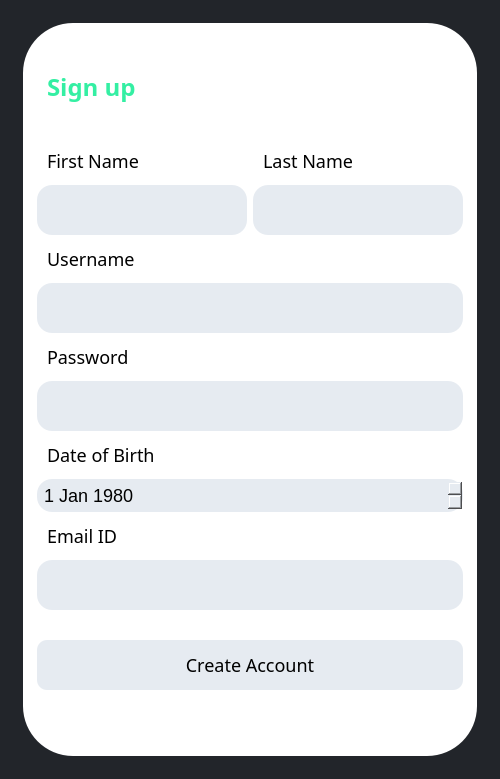
Qt form K/signup.ui (burr1to/kaizen) before a commit.
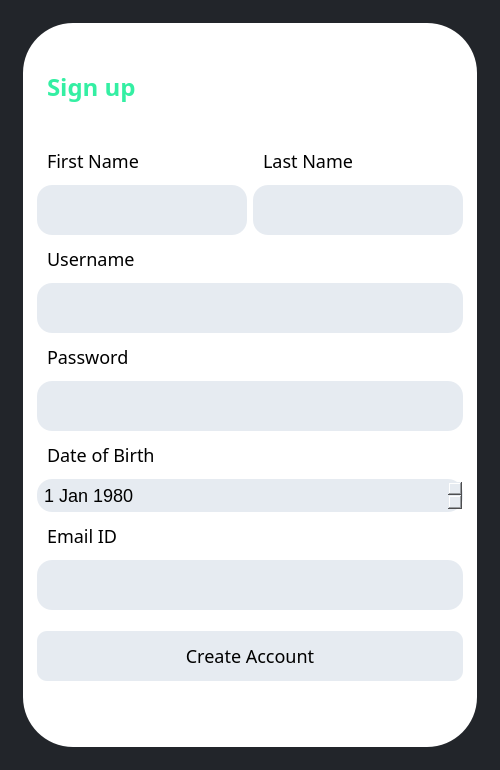
The same form after that commit. Icons and pictures are not drawn.

Patch:
```diff
--- a/K/signup.ui
+++ b/K/signup.ui
@@ -7,12 +7,12 @@
     <x>0</x>
     <y>0</y>
     <width>500</width>
-    <height>779</height>
+    <height>770</height>
    </rect>
   </property>
   <property name="minimumSize">
    <size>
-    <width>500</width>
+    <width>400</width>
     <height>720</height>
    </size>
   </property>
```
Left out of the diff: 8 changed lines with no effect on the pictures.
